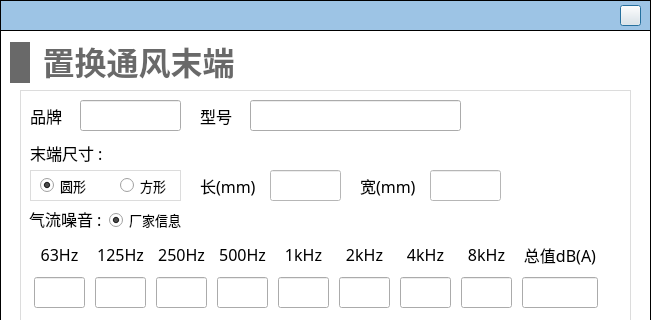
Before: the Qt Designer form NoiseCalSoft/inputDialog/dialog_disp_vent_terminal.ui in haobana/NoiCal, drawn with Qt 5; both pictures show x 0 to 651 and y 0 to 320 of the 651 by 621 pixel window.
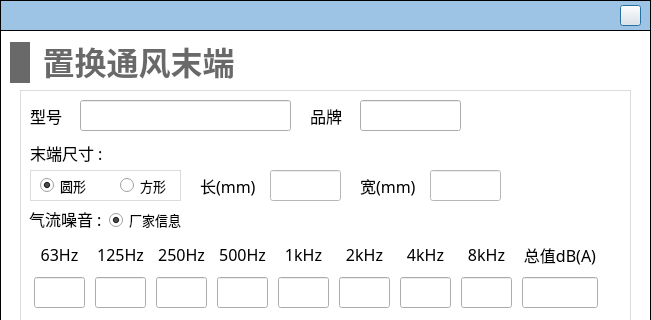
After: the same form once the commit is applied. Icons and pictures are not drawn.

What changed in the file:
```diff
--- a/NoiseCalSoft/inputDialog/dialog_disp_vent_terminal.ui
+++ b/NoiseCalSoft/inputDialog/dialog_disp_vent_terminal.ui
@@ -114,7 +114,7 @@
     <widget class="QLabel" name="label_4">
      <property name="geometry">
       <rect>
-       <x>10</x>
+       <x>290</x>
        <y>10</y>
        <width>41</width>
        <height>31</height>
@@ -133,7 +133,7 @@
     <widget class="QLineEdit" name="lineEdit_brand">
      <property name="geometry">
       <rect>
-       <x>60</x>
+       <x>340</x>
        <y>10</y>
        <width>101</width>
        <height>31</height>
@@ -149,7 +149,7 @@
     <widget class="QLineEdit" name="lineEdit_model">
      <property name="geometry">
       <rect>
-       <x>230</x>
+       <x>60</x>
        <y>10</y>
        <width>211</width>
        <height>31</height>
@@ -165,7 +165,7 @@
     <widget class="QLabel" name="label_5">
      <property name="geometry">
       <rect>
-       <x>180</x>
+       <x>10</x>
        <y>10</y>
        <width>41</width>
        <height>31</height>
```
